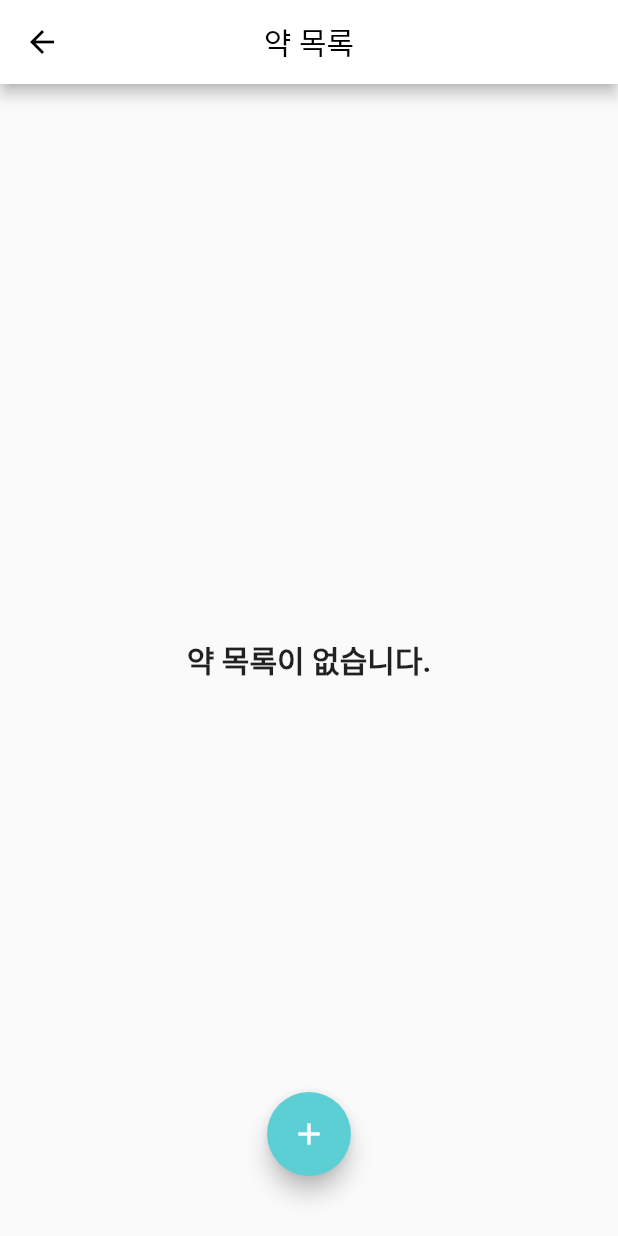
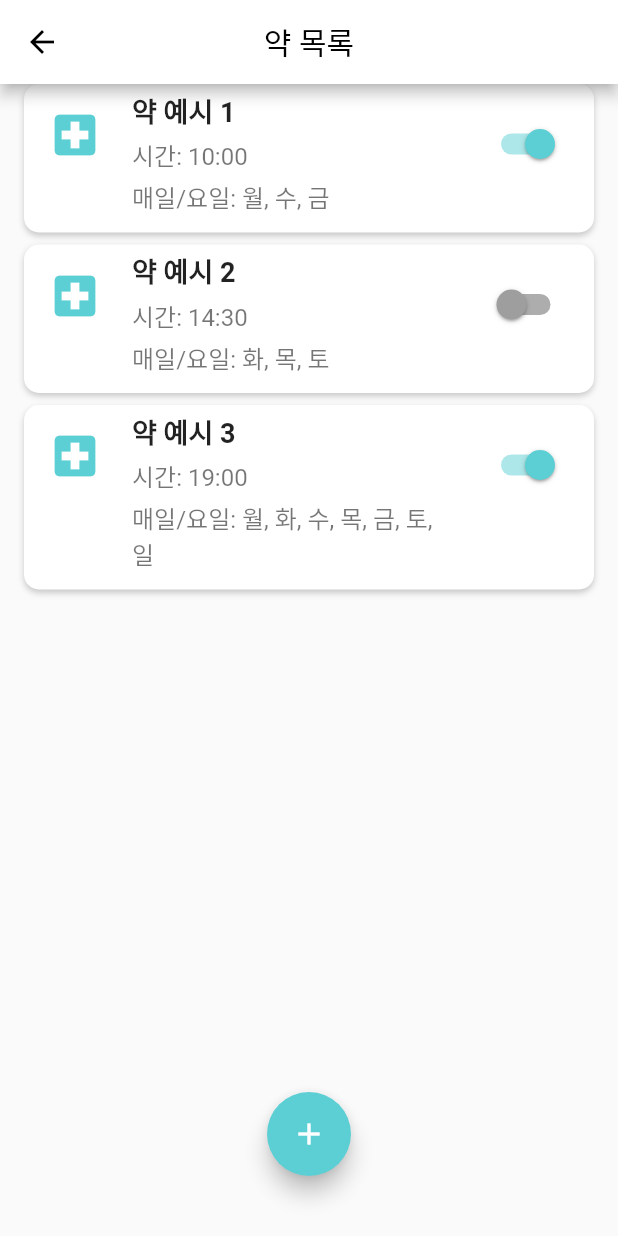
Before and after one commit to kumoh-lni/apayo-front, a Flutter app: the AlarmPage screen opened directly, on a phone screen of 412 x 824 dp. Run offline on Flutter 3.47's test engine with Material 2 defaults, Android fonts, the phone set to English and light mode, and no system bars; our stand-ins replace google_maps_flutter, location.

Commit message:
0524, 약 알림 목록 디폴트 예시 추가

```diff
--- a/lib/alarm_page.dart
+++ b/lib/alarm_page.dart
@@ -8,6 +8,19 @@ class AlarmPage extends StatefulWidget {
 class _AlarmPageState extends State<AlarmPage> {
   List<Medication> medications = [];
 
+  @override
+  void initState() {
+    super.initState();
+    _addSampleMedications(); // 예시 약들 추가
+  }
+
+  void _addSampleMedications() {
+    Medication medication1 = Medication("약 예시 1", "10:00", "월, 수, 금", true);
+    Medication medication2 = Medication("약 예시 2", "14:30", "화, 목, 토", false);
+    Medication medication3 = Medication("약 예시 3", "19:00", "월, 화, 수, 목, 금, 토, 일", true);
+
+    medications.addAll([medication1, medication2, medication3]);
+  }
   @override
   Widget build(BuildContext context) {
     return Scaffold(
@@ -147,6 +160,7 @@ class _AlarmPageState extends State<AlarmPage> {
   }
 
   void _addMedication(Medication newMedication) {
+
     setState(() {
       medications.add(newMedication);
     });
```
